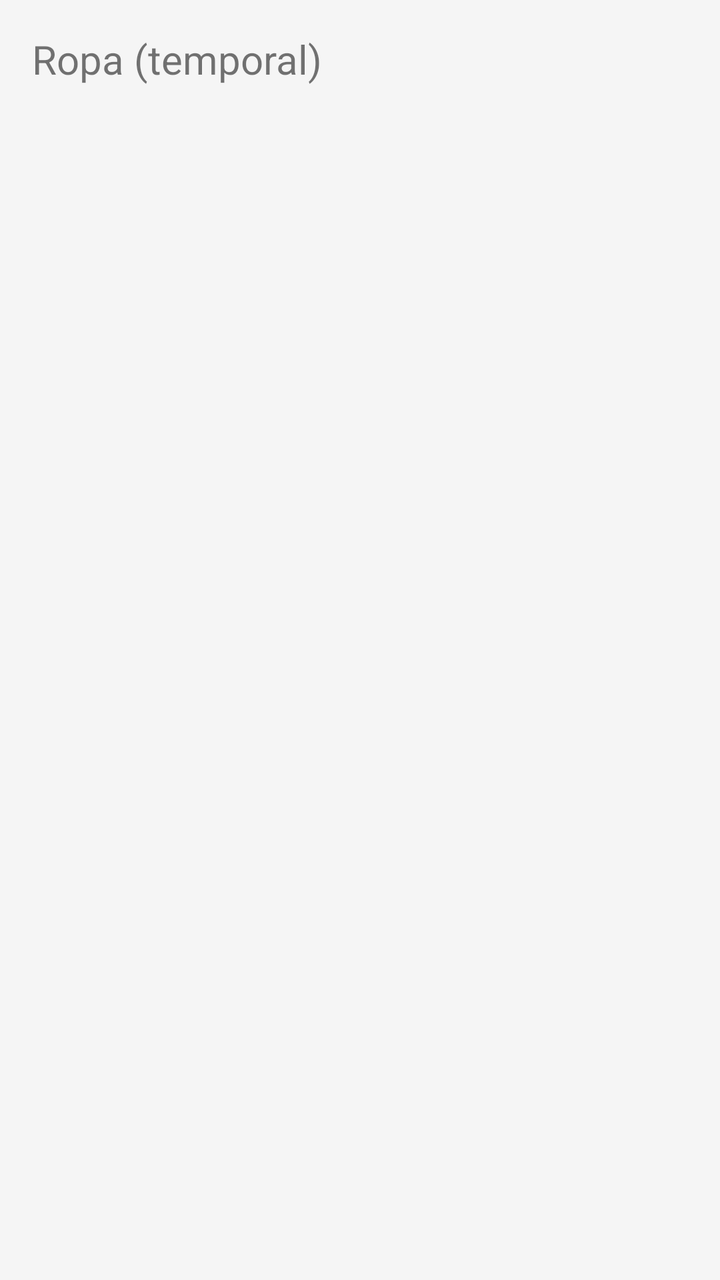
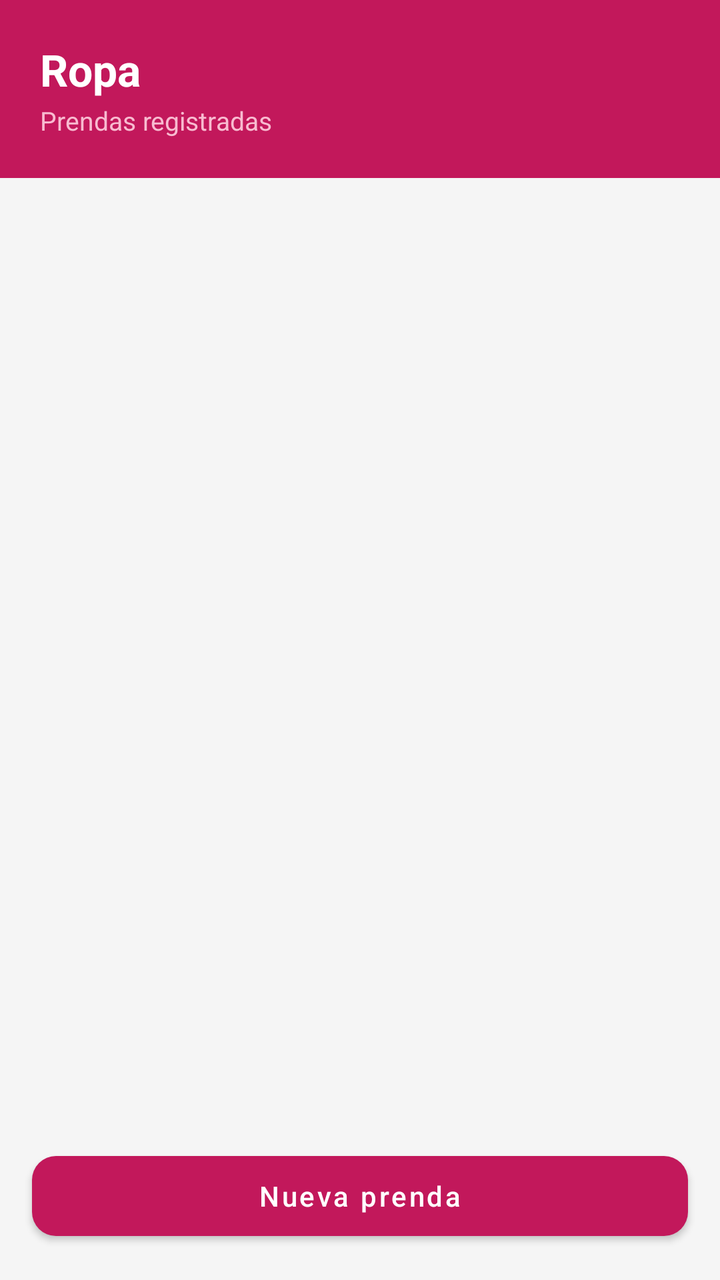

Compare the two renders of this Android layout. The source of the first and the diff that turns it into the second are given below.
<!-- AndroidManifest.xml: application theme Theme.ModaApp -->
<!-- res/layout/activity_ropa.xml -->
<?xml version="1.0" encoding="utf-8"?>
<LinearLayout xmlns:android="http://schemas.android.com/apk/res/android"
    android:layout_width="match_parent"
    android:layout_height="match_parent"
    android:orientation="vertical"
    android:padding="16dp">

    <TextView
        android:layout_width="wrap_content"
        android:layout_height="wrap_content"
        android:text="Ropa (temporal)"
        android:textSize="20sp" />
</LinearLayout>
<!-- resources referenced by this layout -->
<resources>
  <style name="Theme.ModaApp" parent="Theme.MaterialComponents.DayNight.NoActionBar">
          <item name="colorPrimary">@color/rosa_principal</item>
          <item name="colorPrimaryVariant">@color/rosa_oscuro</item>
          <item name="colorOnPrimary">@color/blanco</item>
          <item name="colorSecondary">@color/negro</item>
          <item name="android:statusBarColor">@color/rosa_oscuro</item>
          <item name="android:windowBackground">@color/gris_fondo</item>
      </style>
  <color name="rosa_principal">#C2185B</color>
  <color name="rosa_oscuro">#8E0E42</color>
  <color name="blanco">#FFFFFF</color>
  <color name="negro">#1A1A1A</color>
  <color name="gris_fondo">#F5F5F5</color>
</resources>

<!-- the commit's change to res/layout/activity_ropa.xml (unified diff, before → after) -->
@@ -1,13 +1,50 @@
 <?xml version="1.0" encoding="utf-8"?>
 <LinearLayout xmlns:android="http://schemas.android.com/apk/res/android"
+    xmlns:app="http://schemas.android.com/apk/res-auto"
     android:layout_width="match_parent"
     android:layout_height="match_parent"
     android:orientation="vertical"
-    android:padding="16dp">
+    android:background="@color/gris_fondo">
 
-    <TextView
-        android:layout_width="wrap_content"
+    <LinearLayout
+        android:layout_width="match_parent"
         android:layout_height="wrap_content"
-        android:text="Ropa (temporal)"
-        android:textSize="20sp" />
+        android:background="@color/rosa_principal"
+        android:orientation="vertical"
+        android:padding="20dp">
+
+        <TextView
+            android:layout_width="wrap_content"
+            android:layout_height="wrap_content"
+            android:text="Ropa"
+            android:textColor="@color/blanco"
+            android:textSize="22sp"
+            android:textStyle="bold" />
+
+        <TextView
+            android:layout_width="wrap_content"
+            android:layout_height="wrap_content"
+            android:layout_marginTop="2dp"
+            android:text="Prendas registradas"
+            android:textColor="@color/rosa_claro"
+            android:textSize="13sp" />
+    </LinearLayout>
+
+    <androidx.recyclerview.widget.RecyclerView
+        android:id="@+id/rvRopa"
+        android:layout_width="match_parent"
+        android:layout_height="0dp"
+        android:layout_weight="1"
+        android:padding="8dp"
+        android:clipToPadding="false" />
+
+    <com.google.android.material.button.MaterialButton
+        android:id="@+id/btnNueva"
+        android:layout_width="match_parent"
+        android:layout_height="52dp"
+        android:layout_margin="16dp"
+        android:text="Nueva prenda"
+        android:textAllCaps="false"
+        app:cornerRadius="12dp" />
+
 </LinearLayout>
<!-- resource entries referenced after the edit -->
@@ -1,5 +1,9 @@
 <!-- resources referenced by this layout -->
 <resources>
+  <color name="blanco">#FFFFFF</color>
+  <color name="gris_fondo">#F5F5F5</color>
+  <color name="rosa_claro">#F8BBD0</color>
+  <color name="rosa_principal">#C2185B</color>
   <style name="Theme.ModaApp" parent="Theme.MaterialComponents.DayNight.NoActionBar">
           <item name="colorPrimary">@color/rosa_principal</item>
           <item name="colorPrimaryVariant">@color/rosa_oscuro</item>
@@ -8,10 +12,7 @@
           <item name="android:statusBarColor">@color/rosa_oscuro</item>
           <item name="android:windowBackground">@color/gris_fondo</item>
       </style>
-  <color name="rosa_principal">#C2185B</color>
   <color name="rosa_oscuro">#8E0E42</color>
-  <color name="blanco">#FFFFFF</color>
   <color name="negro">#1A1A1A</color>
-  <color name="gris_fondo">#F5F5F5</color>
 </resources>
 
